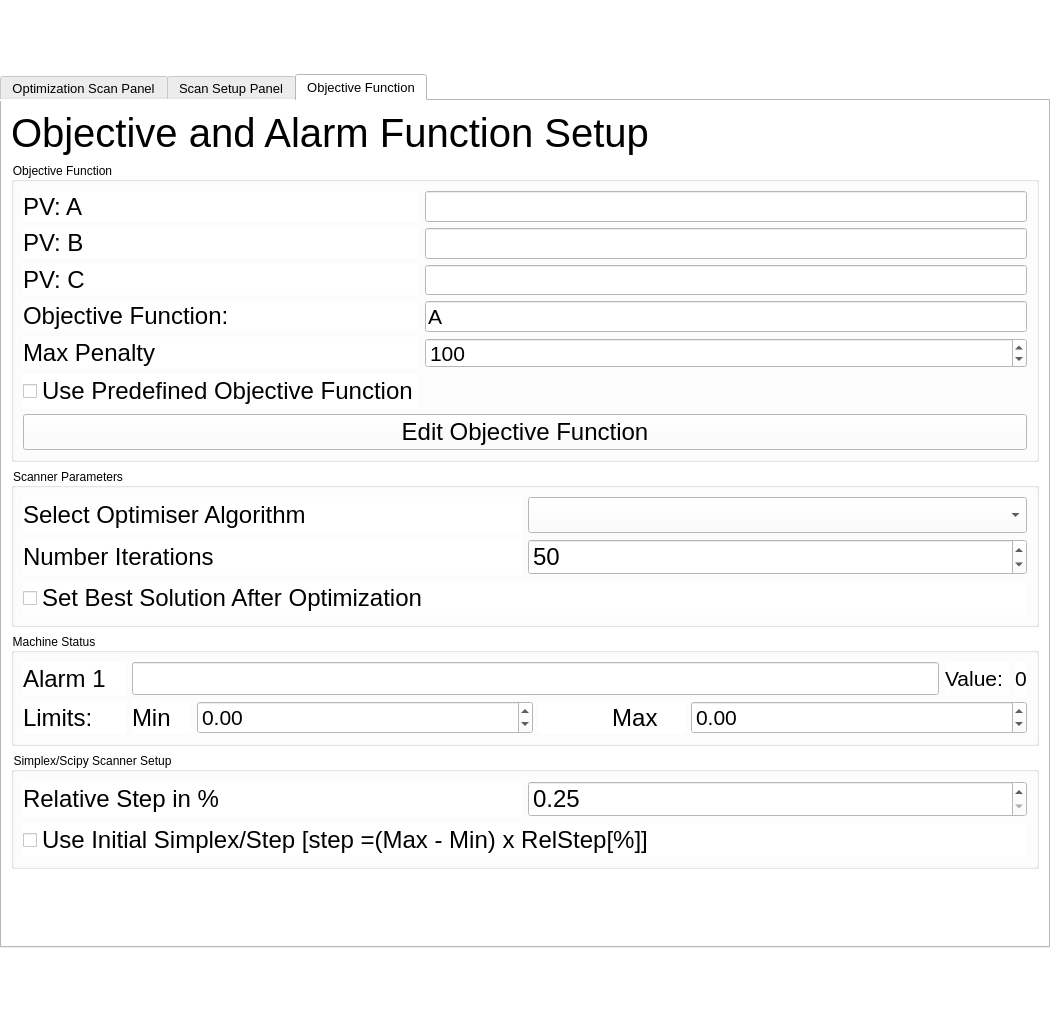
Old version of the form optimizer/UIOcelotInterface_gen.ui in the repository ocelot-collab/ocelot.
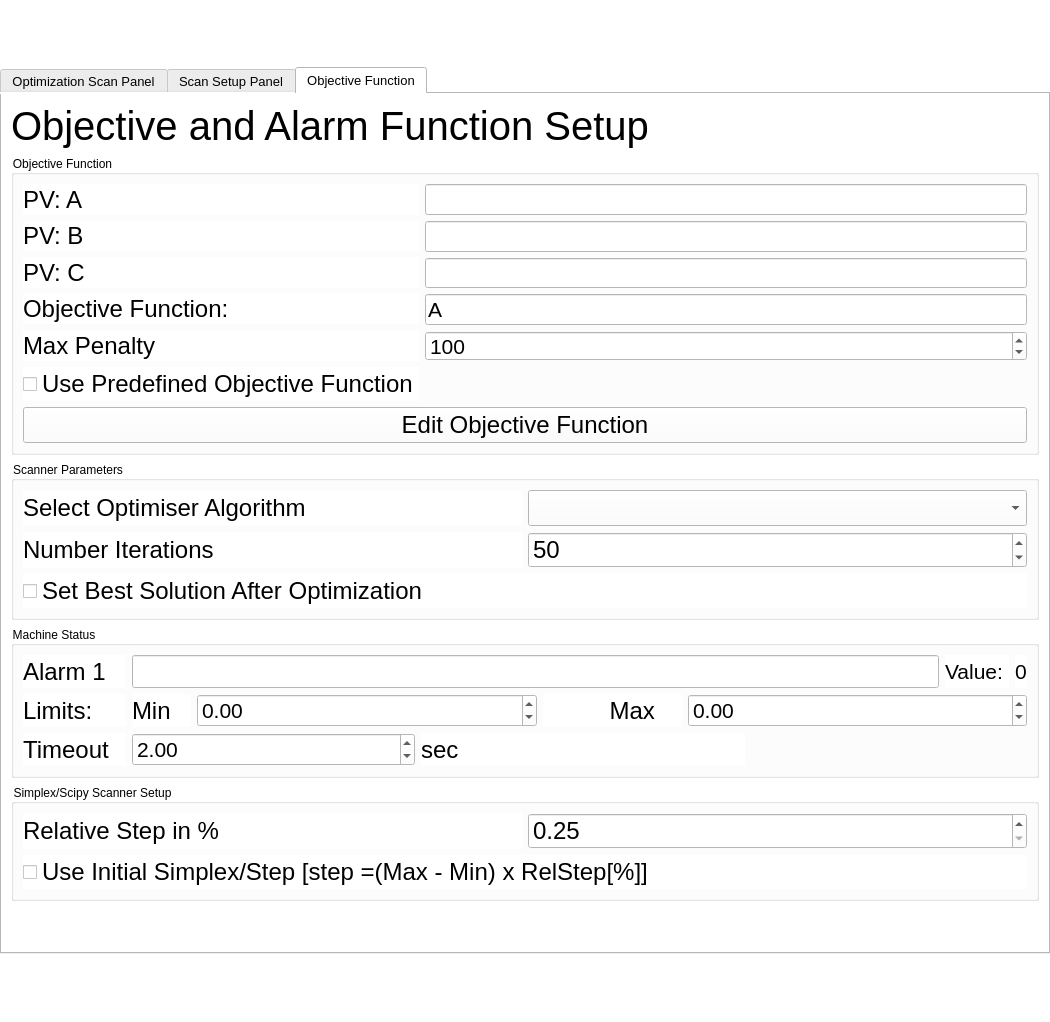
New version of the form. The open tabs and pages were chosen to show the change. Custom widgets are drawn as their Qt base class.

Commit message: 1. bug fix: added possibility to delete wrong item 2. postpone import of obj_function.py with indication of the errors inside. If the module includes errors only GUI objective function is possible. 3. added option to set changable timeout after recovering the machine.

The edit to the form file:
```diff
--- a/optimizer/UIOcelotInterface_gen.ui
+++ b/optimizer/UIOcelotInterface_gen.ui
@@ -1250,6 +1250,24 @@
                 </property>
                </widget>
               </item>
+              <item>
+               <widget class="QLabel" name="label_15">
+                <property name="maximumSize">
+                 <size>
+                  <width>16777215</width>
+                  <height>16777215</height>
+                 </size>
+                </property>
+                <property name="font">
+                 <font>
+                  <pointsize>18</pointsize>
+                 </font>
+                </property>
+                <property name="text">
+                 <string>Timeout </string>
+                </property>
+               </widget>
+              </item>
              </layout>
             </item>
             <item>
@@ -1350,7 +1368,7 @@
                    </font>
                   </property>
                   <property name="text">
-                   <string>           Max    </string>
+                   <string>          Max    </string>
                   </property>
                  </widget>
                 </item>
@@ -1383,6 +1401,71 @@
                 </item>
                </layout>
               </item>
+              <item>
+               <layout class="QHBoxLayout" name="horizontalLayout_10">
+                <item>
+                 <widget class="QDoubleSpinBox" name="sb_alarm_timeout">
+                  <property name="sizePolicy">
+                   <sizepolicy hsizetype="Expanding" vsizetype="Fixed">
+                    <horstretch>0</horstretch>
+                    <verstretch>0</verstretch>
+                   </sizepolicy>
+                  </property>
+                  <property name="font">
+                   <font>
+                    <pointsize>16</pointsize>
+                   </font>
+                  </property>
+                  <property name="locale">
+                   <locale language="English" country="UnitedStates"/>
+                  </property>
+                  <property name="minimum">
+                   <double>0.000000000000000</double>
+                  </property>
+                  <property name="maximum">
+                   <double>100.000000000000000</double>
+                  </property>
+                  <property name="singleStep">
+                   <double>0.100000000000000</double>
+                  </property>
+                  <property name="value">
+                   <double>2.000000000000000</double>
+                  </property>
+                 </widget>
+                </item>
+                <item>
+                 <widget class="QLabel" name="label_24">
+                  <property name="maximumSize">
+                   <size>
+                    <width>16777215</width>
+                    <height>16777215</height>
+                   </size>
+                  </property>
+                  <property name="font">
+                   <font>
+                    <pointsize>18</pointsize>
+                   </font>
+                  </property>
+                  <property name="text">
+                   <string>sec                                           </string>
+                  </property>
+                 </widget>
+                </item>
+                <item>
+                 <spacer name="horizontalSpacer">
+                  <property name="orientation">
+                   <enum>Qt::Horizontal</enum>
+                  </property>
+                  <property name="sizeHint" stdset="0">
+                   <size>
+                    <width>40</width>
+                    <height>20</height>
+                   </size>
+                  </property>
+                 </spacer>
+                </item>
+               </layout>
+              </item>
              </layout>
             </item>
            </layout>
```
The commit also changes 9 other files.
